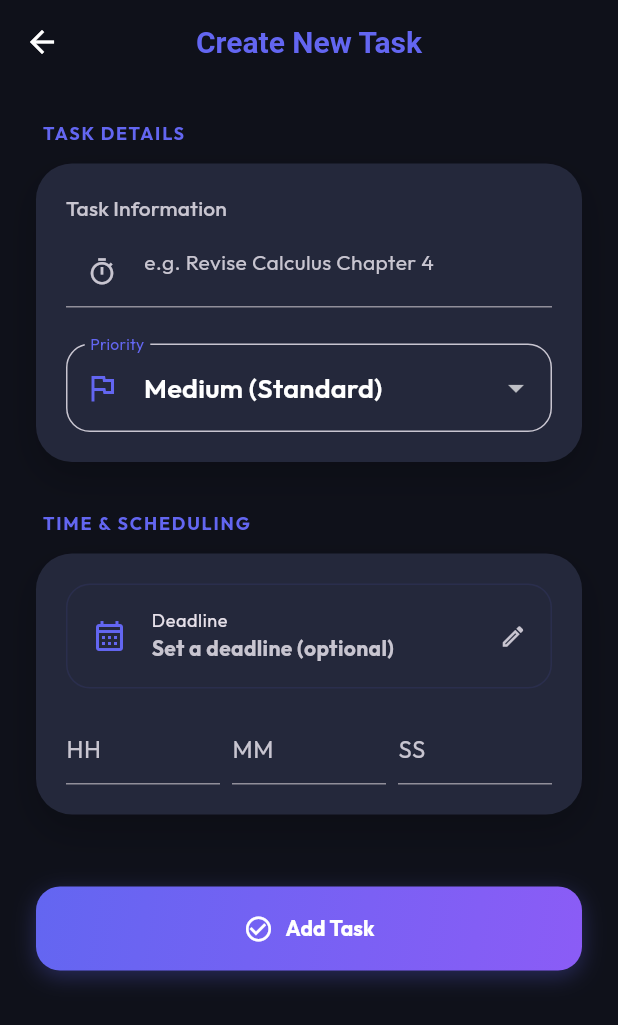
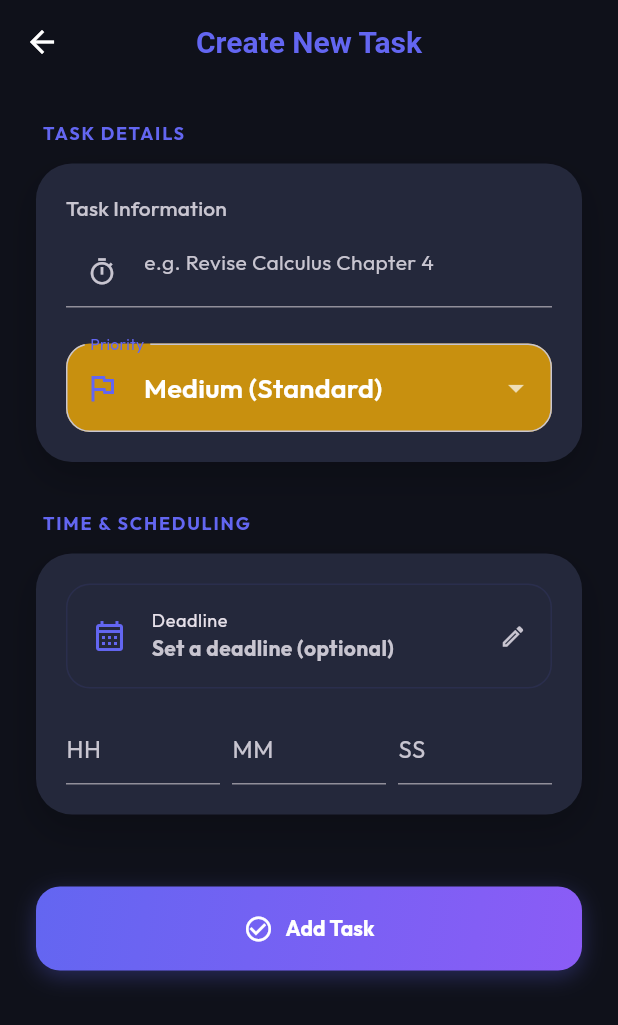
Before and after one commit to SuchetMahamuni/OptiMind, a Flutter app: the AddTaskScreen screen opened directly, on a phone screen of 412 x 824 dp. Shown: the top 1025 px of the screen. Run offline on Flutter 3.47's test engine with Material 3 defaults, Android fonts, the phone set to English and light mode, and no system bars; our stand-ins replace dio, fl_chart, flutter_secure_storage, google_fonts, hive_flutter, open_filex and 3 more; accounts and stored records are empty; network calls fail.

Commit message:
Priority color improvements made

```diff
--- a/optimind/lib/core/constants/app_constants.dart
+++ b/optimind/lib/core/constants/app_constants.dart
@@ -1,8 +1,8 @@
 class AppConstants {
   // API URLs
   // static const String baseUrl = 'https://suchet.pythonanywhere.com/api'; // WSGI pythonAnywhere
-  // static const String baseUrl = 'https://optimind-2m9q.onrender.com/api'; // WSGI render
-  static const String baseUrl = 'http://192.168.1.4:5000/api';
+  static const String baseUrl = 'https://optimind-v1-1-0.onrender.com/api'; // WSGI render
+  // static const String baseUrl = 'http://192.168.1.4:5000/api';
 
   // Storage Keys
   static const String tokenKey = 'jwt_token';
--- a/optimind/lib/features/tasks/screens/add_task_screen.dart
+++ b/optimind/lib/features/tasks/screens/add_task_screen.dart
@@ -200,6 +200,15 @@ class _AddTaskScreenState extends State<AddTaskScreen> {
     );
   }
 
+  Color _getPriorityColor(String priority) {
+    switch (priority.toLowerCase()) {
+      case 'high': return const Color(0xBFD95037);
+      case 'medium': return const Color(0xBFFFB300);
+      case 'low': return const Color(0xBF43A047);
+      default: return Colors.grey;
+    }
+  }
+
   Widget _buildPrioritySelector(BuildContext context) {
     final theme = Theme.of(context);
     return DropdownButtonFormField<String>(
@@ -209,7 +218,7 @@ class _AddTaskScreenState extends State<AddTaskScreen> {
         labelStyle: theme.textTheme.bodyMedium?.copyWith(color: theme.colorScheme.primary),
         prefixIcon: Icon(Icons.flag_outlined, color: theme.colorScheme.primary),
         filled: true,
-        fillColor: theme.colorScheme.surface,
+        fillColor: _getPriorityColor(_priority),
         border: OutlineInputBorder(borderRadius: BorderRadius.circular(16)),
       ),
       items: const [
--- a/optimind/lib/features/tasks/screens/tasks_screen.dart
+++ b/optimind/lib/features/tasks/screens/tasks_screen.dart
@@ -142,9 +142,9 @@ class _TaskCard extends StatelessWidget {
 
   Color _getPriorityColor(String priority) {
     switch (priority.toLowerCase()) {
-      case 'high': return Colors.deepOrange;
-      case 'medium': return Colors.amber.shade700;
-      case 'low': return Colors.lightBlue;
+      case 'high': return const Color(0xFFD95037);
+      case 'medium': return const Color(0xFFFFB300);
+      case 'low': return const Color(0xFF43A047);
       default: return Colors.grey;
     }
   }
```
Also changed, not shown: 2 other files.
